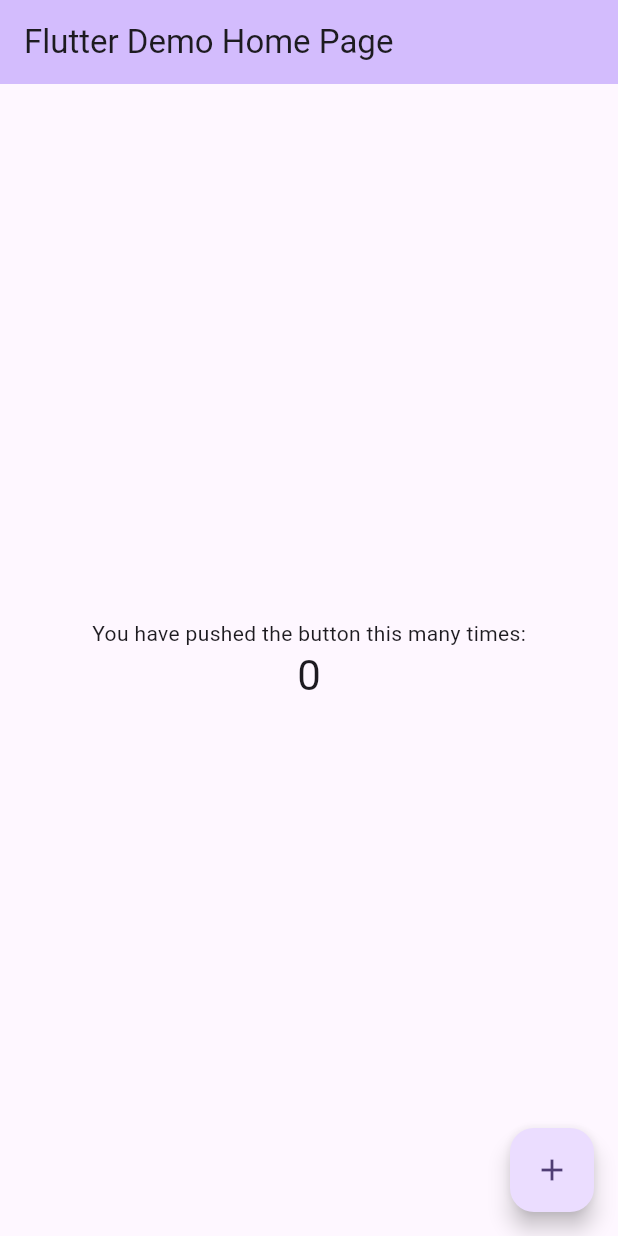
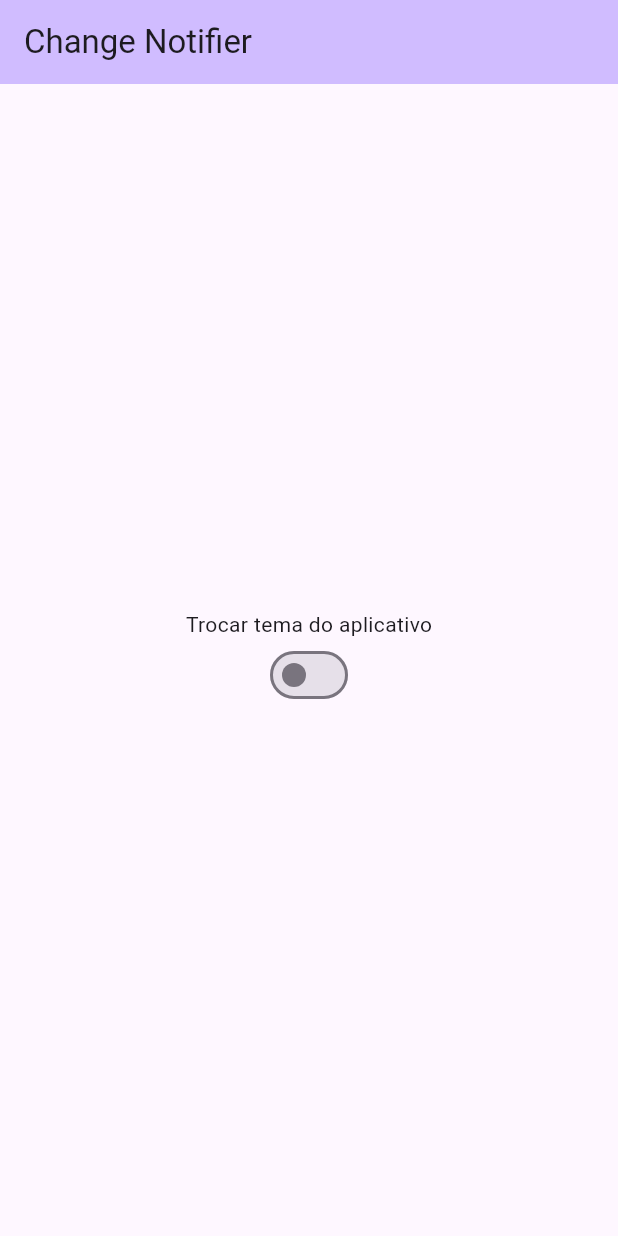
Before and after one commit to do5-5anto5/flutter_deep_state_manage, a Flutter app: the screen it shows after launch, on a phone screen of 412 x 824 dp. Run offline on Flutter 3.47's test engine with Material 3 defaults, Android fonts, the phone set to English and light mode, and no system bars.

Commit message:
Apply ChangeNotifier and ListenableBuilder to change app's theme

```diff
--- a/lib/main.dart
+++ b/lib/main.dart
@@ -1,51 +1,35 @@
 import 'package:flutter/material.dart';
+import 'package:flutter_deep_state_manage/presentation/controllers/theme_controller.dart';
 
 void main() {
   runApp(const MyApp());
 }
 
+final themeController = ThemeController();
+
 class MyApp extends StatelessWidget {
   const MyApp({super.key});
 
-  // This widget is the root of your application.
   @override
   Widget build(BuildContext context) {
-    return MaterialApp(
-      title: 'Flutter Demo',
-      theme: ThemeData(
-        // This is the theme of your application.
-        //
-        // TRY THIS: Try running your application with "flutter run". You'll see
-        // the application has a purple toolbar. Then, without quitting the app,
-        // try changing the seedColor in the colorScheme below to Colors.green
-        // and then invoke "hot reload" (save your changes or press the "hot
-        // reload" button in a Flutter-supported IDE, or press "r" if you used
-        // the command line to start the app).
-        //
-        // Notice that the counter didn't reset back to zero; the application
-        // state is not lost during the reload. To reset the state, use hot
-        // restart instead.
-        //
-        // This works for code too, not just values: Most code changes can be
-        // tested with just a hot reload.
-        colorScheme: ColorScheme.fromSeed(seedColor: Colors.deepPurple),
-      ),
-      home: const MyHomePage(title: 'Flutter Demo Home Page'),
+    return ListenableBuilder(
+      listenable: themeController,
+      builder: (context, child) {
+        return MaterialApp(
+          title: 'Flutter Demo',
+          theme:
+              themeController.isDarkTheme
+                  ? ThemeData.dark()
+                  : ThemeData.light(),
+          home: const MyHomePage(title: 'Flutter Demo Home Page'),
+        );
+      },
     );
   }
 }
 
 class MyHomePage extends StatefulWidget {
   const MyHomePage({super.key, required this.title});
-
-  // This widget is the home page of your application. It is stateful, meaning
-  // that it has a State object (defined below) that contains fields that affect
-  // how it looks.
-
-  // This class is the configuration for the state. It holds the values (in this
-  // case the title) provided by the parent (in this case the App widget) and
-  // used by the build method of the State. Fields in a Widget subclass are
-  // always marked "final".
 
   final String title;
 
@@ -54,69 +38,32 @@ class MyHomePage extends StatefulWidget {
 }
 
 class _MyHomePageState extends State<MyHomePage> {
-  int _counter = 0;
-
-  void _incrementCounter() {
-    setState(() {
-      // This call to setState tells the Flutter framework that something has
-      // changed in this State, which causes it to rerun the build method below
-      // so that the display can reflect the updated values. If we changed
-      // _counter without calling setState(), then the build method would not be
-      // called again, and so nothing would appear to happen.
-      _counter++;
-    });
-  }
-
   @override
   Widget build(BuildContext context) {
-    // This method is rerun every time setState is called, for instance as done
-    // by the _incrementCounter method above.
-    //
-    // The Flutter framework has been optimized to make rerunning build methods
-    // fast, so that you can just rebuild anything that needs updating rather
-    // than having to individually change instances of widgets.
     return Scaffold(
       appBar: AppBar(
-        // TRY THIS: Try changing the color here to a specific color (to
-        // Colors.amber, perhaps?) and trigger a hot reload to see the AppBar
-        // change color while the other colors stay the same.
         backgroundColor: Theme.of(context).colorScheme.inversePrimary,
-        // Here we take the value from the MyHomePage object that was created by
-        // the App.build method, and use it to set our appbar title.
-        title: Text(widget.title),
+        title: Text('Change Notifier'),
       ),
       body: Center(
-        // Center is a layout widget. It takes a single child and positions it
-        // in the middle of the parent.
         child: Column(
-          // Column is also a layout widget. It takes a list of children and
-          // arranges them vertically. By default, it sizes itself to fit its
-          // children horizontally, and tries to be as tall as its parent.
-          //
-          // Column has various properties to control how it sizes itself and
-          // how it positions its children. Here we use mainAxisAlignment to
-          // center the children vertically; the main axis here is the vertical
-          // axis because Columns are vertical (the cross axis would be
-          // horizontal).
-          //
-          // TRY THIS: Invoke "debug painting" (choose the "Toggle Debug Paint"
-          // action in the IDE, or press "p" in the console), to see the
-          // wireframe for each widget.
           mainAxisAlignment: MainAxisAlignment.center,
-          children: <Widget>[
-            const Text('You have pushed the button this many times:'),
-            Text(
-              '$_counter',
-              style: Theme.of(context).textTheme.headlineMedium,
+          children: [
+            const Text('Trocar tema do aplicativo'),
+            ListenableBuilder(
+              listenable: themeController,
+              builder: (context, child) {
+                return Switch(
+                  value: themeController.isDarkTheme,
+                  onChanged: (value) {
+                    themeController.toggleTheme();
+                  },
+                );
+              },
             ),
           ],
         ),
       ),
-      floatingActionButton: FloatingActionButton(
-        onPressed: _incrementCounter,
-        tooltip: 'Increment',
-        child: const Icon(Icons.add),
-      ), // This trailing comma makes auto-formatting nicer for build methods.
     );
   }
 }
--- /dev/null
+++ b/lib/presentation/controllers/theme_controller.dart
@@ -0,0 +1,10 @@
+import 'package:flutter/material.dart';
+
+class ThemeController extends ChangeNotifier {
+  bool isDarkTheme = false;
+
+  void toggleTheme() {
+    isDarkTheme = !isDarkTheme;
+    notifyListeners();
+  }
+}
```
